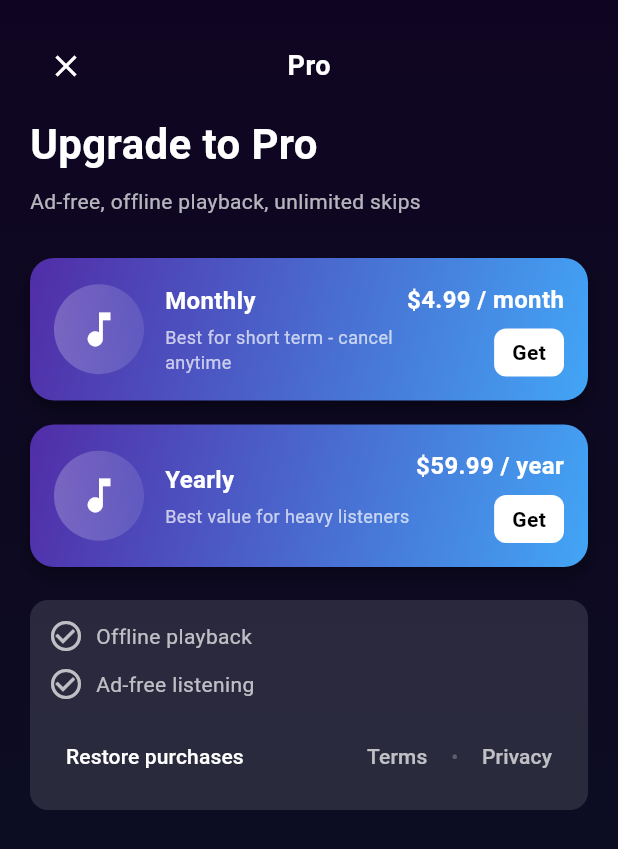
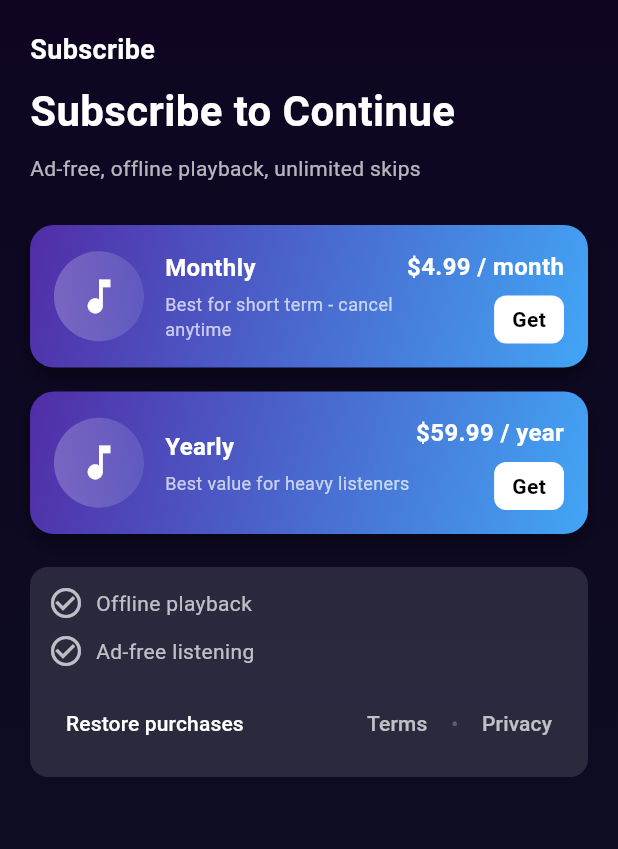
Before and after one commit to Mickey771/al_khaliq, a Flutter app: the CustomPaywall screen opened by its route, on a phone screen of 412 x 824 dp. Shown: the top 849 px of the screen. Run offline on Flutter 3.47's test engine with Material 3 defaults, Android fonts, the light colour scheme and no system bars; our stand-ins replace audio_service, cached_network_image, firebase_auth, firebase_core, flutter_screenutil, flutter_svg and 10 more; missing offline and left inert: audio_session, purchases_flutter; accounts and stored records are empty; Roboto replaces fonts that are missing (Excon).

Commit message:
feat: Implement Firebase authentication service with Google and Apple sign-in and introduce a paywall screen.

```diff
--- a/lib/screens/paywall/paywall_screen.dart
+++ b/lib/screens/paywall/paywall_screen.dart
@@ -152,7 +152,7 @@ class _CustomPaywallState extends State<CustomPaywall> {
       crossAxisAlignment: CrossAxisAlignment.start,
       children: [
         Text(
-          'Upgrade to Pro',
+          'Subscribe to Continue',
           style: TextStyle(
             fontSize: 28,
             fontWeight: FontWeight.bold,
@@ -285,12 +285,12 @@ class _CustomPaywallState extends State<CustomPaywall> {
               Row(
                 mainAxisAlignment: MainAxisAlignment.spaceBetween,
                 children: [
-                  IconButton(
-                    onPressed: () => LogoutDialog(),
-                    icon: Icon(Icons.close, color: Colors.white),
-                  ),
+                  // IconButton(
+                  //   onPressed: () => LogoutDialog(),
+                  //   icon: Icon(Icons.close, color: Colors.white),
+                  // ),
                   Text(
-                    'Pro',
+                    'Subscribe',
                     style: TextStyle(
                       color: Colors.white,
                       fontSize: 18,
--- a/lib/services/firebase_auth_service.dart
+++ b/lib/services/firebase_auth_service.dart
@@ -71,7 +71,7 @@ class FirebaseAuthService {
       debugPrint('🔵 Requesting Apple ID credential...');
       debugPrint('🔵 Client ID: com.microstatik.alKhaliq.signin');
       debugPrint(
-          '🔵 Redirect URI: https://al-khalid.firebaseapp.com/__/auth/handler');
+          '🔵 Redirect URI: https://al-khaliq.firebaseapp.com/__/auth/handler');
 
       final appleCredential = await SignInWithApple.getAppleIDCredential(
         scopes: [
@@ -82,7 +82,7 @@ class FirebaseAuthService {
         webAuthenticationOptions: WebAuthenticationOptions(
           clientId: 'com.microstatik.alKhaliq.signin',
           redirectUri:
-              Uri.parse('https://al-khalid.firebaseapp.com/__/auth/handler'),
+              Uri.parse('https://al-khaliq.firebaseapp.com/__/auth/handler'),
         ),
       );
 
--- a/pubspec.yaml
+++ b/pubspec.yaml
@@ -2,8 +2,7 @@ name: al_khaliq
 description: "A new Flutter project."
 publish_to: 'none'
 
-version: 1.0.3+21
-
+version: 1.0.3+26
 environment:
   sdk: ">=3.0.0 <4.0.0"
 
```
Also changed, not shown: 5 other files.
